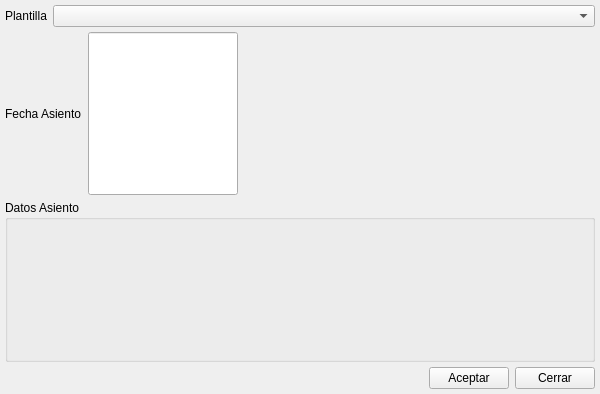
Qt form bulmages/bulmacont/src/contabilidad/aplinteligentesbase.ui (eboladev/Bulmages-1) before a commit.
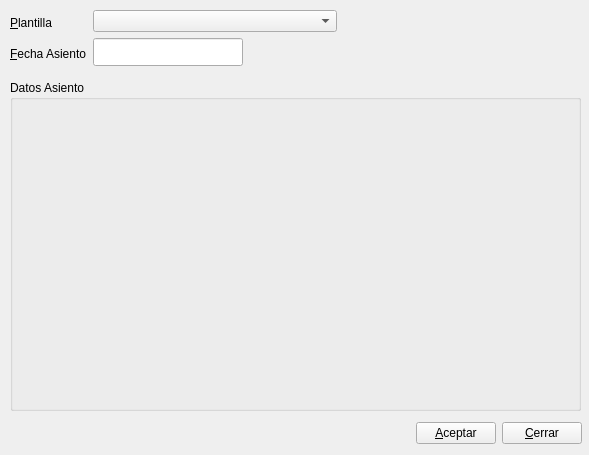
The same form after that commit. Icons and pictures are not drawn. Custom widgets are drawn as their Qt base class.

Commit message: Arreglado BUG que duplicaba asientos cuando se creaban por mediacion de los inteligentes. Asi mismo, se borran las extensiones .xml que se mostraban en el combo. Tambien, se ha mejorado algo la presentacion este formulario en cuanto a su disposicion y se eliminan los focos de tabulacion de los botones para no interferir en el orden de los campos del asiento inteligente. En cuanto al listado de cuentas, se coloca el foco inicial en el TextEdit de la busqueda de cuentas. Y alguna cosilla mas que no me acuerdo...

```diff
--- a/bulmages/bulmacont/src/contabilidad/aplinteligentesbase.ui
+++ b/bulmages/bulmacont/src/contabilidad/aplinteligentesbase.ui
@@ -5,8 +5,8 @@
    <rect>
     <x>0</x>
     <y>0</y>
-    <width>600</width>
-    <height>394</height>
+    <width>589</width>
+    <height>455</height>
    </rect>
   </property>
   <property name="windowTitle" >
@@ -15,15 +15,24 @@
   <property name="windowIcon" >
    <iconset resource="../../../bulmages.qrc" >:/BulmaCont32x32/images/pendientes/wizard.png</iconset>
   </property>
-  <layout class="QVBoxLayout" >
+  <widget class="QWidget" name="layoutWidget" >
+   <property name="geometry" >
+    <rect>
+     <x>10</x>
+     <y>10</y>
+     <width>571</width>
+     <height>56</height>
+    </rect>
+   </property>
+   <layout class="QHBoxLayout" >
    <property name="margin" >
-    <number>5</number>
+     <number>0</number>
    </property>
    <property name="spacing" >
-    <number>5</number>
+     <number>6</number>
    </property>
    <item>
-    <layout class="QHBoxLayout" >
+     <layout class="QVBoxLayout" >
      <property name="margin" >
       <number>0</number>
      </property>
@@ -33,10 +42,41 @@
      <item>
       <widget class="QLabel" name="textLabel1" >
        <property name="text" >
-        <string>Plantilla</string>
-       </property>
-      </widget>
-     </item>
+         <string>&amp;Plantilla</string>
+        </property>
+        <property name="buddy" >
+         <cstring>mui_comboainteligentes</cstring>
+        </property>
+       </widget>
+      </item>
+      <item>
+       <widget class="QLabel" name="textLabel1_2" >
+        <property name="text" >
+         <string>&amp;Fecha Asiento</string>
+        </property>
+        <property name="buddy" >
+         <cstring>fechaasiento</cstring>
+        </property>
+       </widget>
+      </item>
+     </layout>
+    </item>
+    <item>
+     <layout class="QVBoxLayout" >
+      <property name="margin" >
+       <number>0</number>
+      </property>
+      <property name="spacing" >
+       <number>6</number>
+      </property>
+      <item>
+       <layout class="QHBoxLayout" >
+        <property name="margin" >
+         <number>0</number>
+        </property>
+        <property name="spacing" >
+         <number>6</number>
+        </property>
      <item>
       <widget class="QComboBox" name="mui_comboainteligentes" >
        <property name="sizePolicy" >
@@ -55,6 +95,19 @@
        </property>
       </widget>
      </item>
+        <item>
+         <spacer>
+          <property name="orientation" >
+           <enum>Qt::Horizontal</enum>
+          </property>
+          <property name="sizeHint" >
+           <size>
+            <width>40</width>
+            <height>20</height>
+           </size>
+          </property>
+         </spacer>
+        </item>
     </layout>
    </item>
    <item>
@@ -65,15 +118,16 @@
      <property name="spacing" >
       <number>6</number>
      </property>
-     <item>
-      <widget class="QLabel" name="textLabel1_2" >
-       <property name="text" >
-        <string>Fecha Asiento</string>
-       </property>
-      </widget>
-     </item>
      <item>
       <widget class="BusquedaFecha" name="fechaasiento" >
+          <property name="sizePolicy" >
+           <sizepolicy>
+            <hsizetype>7</hsizetype>
+            <vsizetype>0</vsizetype>
+            <horstretch>0</horstretch>
+            <verstretch>0</verstretch>
+           </sizepolicy>
+          </property>
        <property name="maximumSize" >
         <size>
          <width>150</width>
@@ -87,73 +141,98 @@
        <property name="orientation" >
         <enum>Qt::Horizontal</enum>
        </property>
-       <property name="sizeType" >
-        <enum>QSizePolicy::Expanding</enum>
-       </property>
        <property name="sizeHint" >
         <size>
-         <width>91</width>
-         <height>21</height>
+            <width>321</width>
+            <height>20</height>
         </size>
        </property>
       </spacer>
      </item>
     </layout>
    </item>
+     </layout>
+    </item>
+   </layout>
+  </widget>
+  <widget class="QWidget" name="layoutWidget" >
+   <property name="geometry" >
+    <rect>
+     <x>11</x>
+     <y>420</y>
+     <width>571</width>
+     <height>26</height>
+    </rect>
+   </property>
+   <layout class="QHBoxLayout" >
+    <property name="margin" >
+     <number>0</number>
+    </property>
+    <property name="spacing" >
+     <number>6</number>
+    </property>
    <item>
+     <spacer>
+      <property name="orientation" >
+       <enum>Qt::Horizontal</enum>
+      </property>
+      <property name="sizeHint" >
+       <size>
+        <width>40</width>
+        <height>20</height>
+       </size>
+      </property>
+     </spacer>
+    </item>
+    <item>
+     <widget class="QPushButton" name="mui_acept" >
+      <property name="focusPolicy" >
+       <enum>Qt::NoFocus</enum>
+      </property>
+      <property name="text" >
+       <string>&amp;Aceptar</string>
+      </property>
+     </widget>
+    </item>
+    <item>
+     <widget class="QPushButton" name="mui_cancelar" >
+      <property name="focusPolicy" >
+       <enum>Qt::NoFocus</enum>
+      </property>
+      <property name="text" >
+       <string>&amp;Cerrar</string>
+      </property>
+      <property name="autoDefault" >
+       <bool>false</bool>
+      </property>
+     </widget>
+    </item>
+   </layout>
+  </widget>
     <widget class="QGroupBox" name="groupBox1" >
+   <property name="geometry" >
+    <rect>
+     <x>10</x>
+     <y>80</y>
+     <width>571</width>
+     <height>331</height>
+    </rect>
+   </property>
+   <property name="sizePolicy" >
+    <sizepolicy>
+     <hsizetype>0</hsizetype>
+     <vsizetype>0</vsizetype>
+     <horstretch>0</horstretch>
+     <verstretch>0</verstretch>
+    </sizepolicy>
+   </property>
      <property name="title" >
       <string>Datos Asiento</string>
      </property>
-    </widget>
-   </item>
-   <item>
-    <layout class="QHBoxLayout" >
-     <property name="margin" >
-      <number>0</number>
-     </property>
-     <property name="spacing" >
-      <number>6</number>
-     </property>
-     <item>
-      <spacer>
-       <property name="orientation" >
-        <enum>Qt::Horizontal</enum>
-       </property>
-       <property name="sizeType" >
-        <enum>QSizePolicy::Expanding</enum>
-       </property>
-       <property name="sizeHint" >
-        <size>
-         <width>341</width>
-         <height>21</height>
-        </size>
-       </property>
-      </spacer>
-     </item>
-     <item>
-      <widget class="QPushButton" name="mui_aceptar" >
-       <property name="text" >
-        <string>Aceptar</string>
-       </property>
-       <property name="autoDefault" >
-        <bool>false</bool>
-       </property>
-      </widget>
-     </item>
-     <item>
-      <widget class="QPushButton" name="mui_cancelar" >
-       <property name="text" >
-        <string>Cerrar</string>
-       </property>
-       <property name="autoDefault" >
-        <bool>false</bool>
-       </property>
-      </widget>
-     </item>
-    </layout>
-   </item>
-  </layout>
+   <property name="alignment" >
+    <set>Qt::AlignLeading|Qt::AlignLeft|Qt::AlignTop</set>
+   </property>
+  </widget>
  </widget>
  <layoutdefault spacing="6" margin="11" />
  <customwidgets>
```
Left out of the diff: 9 changed lines with no effect on the pictures. Lines whose indentation alone changed are shown as unchanged. The commit also changes 11 other files.
